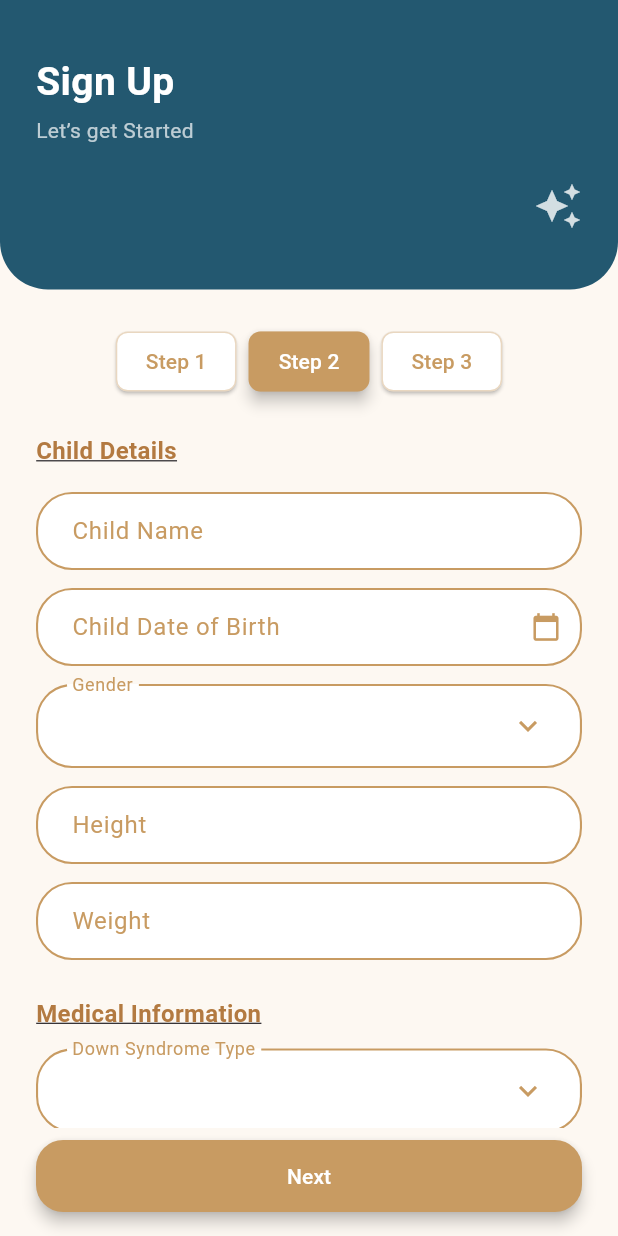
After one commit to Susinidu4/ChromaBloom_Research_Project, a Flutter app: the SignUpScreen screen opened by its route, after a tap on "Next", on a phone screen of 412 x 824 dp. The commit adds this screen. Run offline on Flutter 3.47's test engine with Material 3 defaults, Android fonts, the phone set to English and light mode, and no system bars; our stand-ins replace flutter_tts.

Commit message:
update signup pages

```diff
--- a/frontend/lib/main.dart
+++ b/frontend/lib/main.dart
@@ -3,6 +3,7 @@ import 'package:frontend/pages/others/home.dart';
 import 'services/tts_service.dart';
 import 'pages/Interactive_visual_task_scheduler/Caregiver_Routine/create_routine.dart';
 import 'pages/Interactive_visual_task_scheduler/Caregiver_Routine/display_routine.dart';
+import 'pages/auth/signup/signup_screen.dart';
 
 
 void main() {
@@ -23,6 +24,7 @@ class MyApp extends StatelessWidget {
         '/': (context) => const HomePage(),
         '/createRoutine': (context) => const FormScreen(),
         '/getRoutine': (context) => const DisplayRoutinesScreen(),
+         '/signup': (_) => const SignUpScreen(),
       },
     );
   }
--- /dev/null
+++ b/frontend/lib/pages/auth/signup/caregiver_step.dart
@@ -0,0 +1,114 @@
+// lib/pages/auth/signup/caregiver_step.dart
+import 'package:flutter/material.dart';
+import 'form_fields.dart';
+
+class CaregiverStep extends StatelessWidget {
+  final TextEditingController fullNameController;
+  final TextEditingController dobController;
+  final String? gender;
+  final TextEditingController childrenCountController;
+
+  final TextEditingController mobileController;
+  final TextEditingController emailController;
+  final TextEditingController addressController;
+
+  final ValueChanged<String?> onGenderChanged;
+  final VoidCallback onDobTap;
+
+  const CaregiverStep({
+    super.key,
+    required this.fullNameController,
+    required this.dobController,
+    required this.gender,
+    required this.childrenCountController,
+    required this.mobileController,
+    required this.emailController,
+    required this.addressController,
+    required this.onGenderChanged,
+    required this.onDobTap,
+  });
+
+  @override
+  Widget build(BuildContext context) {
+    return Column(
+      crossAxisAlignment: CrossAxisAlignment.start,
+      children: [
+        const Text(
+          "Parent/Caregiver Details",
+          style: TextStyle(
+            fontWeight: FontWeight.w700,
+            fontSize: 16,
+            color: Color(0xFFB37A41),
+            decoration: TextDecoration.underline,
+          ),
+        ),
+        const SizedBox(height: 16),
+        const Text(
+          "Basic Information",
+          style: TextStyle(
+            fontWeight: FontWeight.w600,
+            color: Color(0xFFC3A27F),
+          ),
+        ),
+        const SizedBox(height: 12),
+
+        RoundedTextField(
+          label: "Full Name",
+          controller: fullNameController,
+        ),
+        const SizedBox(height: 12),
+
+        RoundedDateField(
+          label: "Date of Birth",
+          controller: dobController,
+          onTap: onDobTap,
+        ),
+        const SizedBox(height: 12),
+
+        RoundedDropdown(
+          label: "Gender",
+          value: gender,
+          items: const ["Male", "Female", "Other"],
+          onChanged: onGenderChanged,
+        ),
+        const SizedBox(height: 12),
+
+        RoundedTextField(
+          label: "No fo Children",
+          controller: childrenCountController,
+          keyboardType: TextInputType.number,
+        ),
+
+        const SizedBox(height: 24),
+        const Text(
+          "Contact Information",
+          style: TextStyle(
+            fontWeight: FontWeight.w600,
+            color: Color(0xFFC3A27F),
+          ),
+        ),
+        const SizedBox(height: 12),
+
+        RoundedTextField(
+          label: "Mobile Number",
+          controller: mobileController,
+          keyboardType: TextInputType.phone,
+        ),
+        const SizedBox(height: 12),
+
+        RoundedTextField(
+          label: "Email",
+          controller: emailController,
+          keyboardType: TextInputType.emailAddress,
+        ),
+        const SizedBox(height: 12),
+
+        RoundedTextField(
+          label: "Address",
+          controller: addressController,
+          maxLines: 2,
+        ),
+      ],
+    );
+  }
+}
--- /dev/null
+++ b/frontend/lib/pages/auth/signup/child_step.dart
@@ -0,0 +1,124 @@
+// lib/pages/auth/signup/child_step.dart
+import 'package:flutter/material.dart';
+import 'form_fields.dart';
+
+class ChildStep extends StatelessWidget {
+  final TextEditingController childNameController;
+  final TextEditingController childDobController;
+  final String? childGender;
+  final TextEditingController heightController;
+  final TextEditingController weightController;
+  final String? downSyndromeType;
+  final String? downSyndromeConfirmedBy;
+
+  final ValueChanged<String?> onGenderChanged;
+  final VoidCallback onDobTap;
+  final ValueChanged<String?> onDownTypeChanged;
+  final ValueChanged<String?> onConfirmedByChanged;
+
+  const ChildStep({
+    super.key,
+    required this.childNameController,
+    required this.childDobController,
+    required this.childGender,
+    required this.heightController,
+    required this.weightController,
+    required this.downSyndromeType,
+    required this.downSyndromeConfirmedBy,
+    required this.onGenderChanged,
+    required this.onDobTap,
+    required this.onDownTypeChanged,
+    required this.onConfirmedByChanged,
+  });
+
+  @override
+  Widget build(BuildContext context) {
+    return Column(
+      crossAxisAlignment: CrossAxisAlignment.start,
+      children: [
+        const Text(
+          "Child Details",
+          style: TextStyle(
+            fontWeight: FontWeight.w700,
+            fontSize: 16,
+            color: Color(0xFFB37A41),
+            decoration: TextDecoration.underline,
+          ),
+        ),
+        const SizedBox(height: 16),
+
+        RoundedTextField(
+          label: "Child Name",
+          controller: childNameController,
+        ),
+        const SizedBox(height: 12),
+
+        RoundedDateField(
+          label: "Child Date of Birth",
+          controller: childDobController,
+          onTap: onDobTap,
+        ),
+        const SizedBox(height: 12),
+
+        RoundedDropdown(
+          label: "Gender",
+          value: childGender,
+          items: const ["Male", "Female", "Other"],
+          onChanged: onGenderChanged,
+        ),
+        const SizedBox(height: 12),
+
+        RoundedTextField(
+          label: "Height",
+          controller: heightController,
+          keyboardType: TextInputType.number,
+        ),
+        const SizedBox(height: 12),
+
+        RoundedTextField(
+          label: "Weight",
+          controller: weightController,
+          keyboardType: TextInputType.number,
+        ),
+
+        const SizedBox(height: 24),
+        const Text(
+          "Medical Information",
+          style: TextStyle(
+            fontWeight: FontWeight.w700,
+            fontSize: 16,
+            color: Color(0xFFB37A41),
+            decoration: TextDecoration.underline,
+          ),
+        ),
+        const SizedBox(height: 12),
+
+        RoundedDropdown(
+          label: "Down Syndrome Type",
+          value: downSyndromeType,
+          items: const [
+            "Trisomy 21",
+            "Mosaic",
+            "Translocation",
+            "Not Confirmed",
+            "Other",
+          ],
+          onChanged: onDownTypeChanged,
+        ),
+        const SizedBox(height: 12),
+
+        RoundedDropdown(
+          label: "Down Syndrome Conformed by",
+          value: downSyndromeConfirmedBy,
+          items: const [
+            "Pediatrician",
+            "Neurologist",
+            "Geneticist",
+            "Other",
+          ],
+          onChanged: onConfirmedByChanged,
+        ),
+      ],
+    );
+  }
+}
--- /dev/null
+++ b/frontend/lib/pages/auth/signup/form_fields.dart
@@ -0,0 +1,127 @@
+// lib/pages/auth/signup/form_fields.dart
+import 'package:flutter/material.dart';
+
+const Color _gold = Color(0xFFC89B62);
+
+InputBorder _roundedBorder(Color color) => OutlineInputBorder(
+      borderSide: BorderSide(color: color, width: 1.4),
+      borderRadius: BorderRadius.circular(24),
+    );
+
+class RoundedTextField extends StatelessWidget {
+  final String label;
+  final TextEditingController controller;
+  final TextInputType? keyboardType;
+  final int maxLines;
+
+  const RoundedTextField({
+    super.key,
+    required this.label,
+    required this.controller,
+    this.keyboardType,
+    this.maxLines = 1,
+  });
+
+  @override
+  Widget build(BuildContext context) {
+    return TextField(
+      controller: controller,
+      keyboardType: keyboardType,
+      maxLines: maxLines,
+      decoration: InputDecoration(
+        labelText: label,
+        labelStyle: const TextStyle(color: _gold),
+        enabledBorder: _roundedBorder(_gold),
+        focusedBorder: _roundedBorder(_gold),
+        contentPadding:
+            const EdgeInsets.symmetric(horizontal: 20, vertical: 14),
+        filled: true,
+        fillColor: Colors.white,
+      ),
+    );
+  }
+}
+
+class RoundedDateField extends StatelessWidget {
+  final String label;
+  final TextEditingController controller;
+  final VoidCallback onTap;
+
+  const RoundedDateField({
+    super.key,
+    required this.label,
+    required this.controller,
+    required this.onTap,
+  });
+
+  @override
+  Widget build(BuildContext context) {
+    return GestureDetector(
+      onTap: onTap,
+      child: AbsorbPointer(
+        child: TextField(
+          controller: controller,
+          decoration: InputDecoration(
+            labelText: label,
+            labelStyle: const TextStyle(color: _gold),
+            enabledBorder: _roundedBorder(_gold),
+            focusedBorder: _roundedBorder(_gold),
+            contentPadding:
+                const EdgeInsets.symmetric(horizontal: 20, vertical: 14),
+            filled: true,
+            fillColor: Colors.white,
+            suffixIcon:
+                const Icon(Icons.calendar_today, color: _gold, size: 20),
+          ),
+        ),
+      ),
+    );
+  }
+}
+
+class RoundedDropdown extends StatelessWidget {
+  final String label;
+  final String? value;
+  final List<String> items;
+  final ValueChanged<String?> onChanged;
+
+  const RoundedDropdown({
+    super.key,
+    required this.label,
+    required this.value,
+    required this.items,
+    required this.onChanged,
+  });
+
+  @override
+  Widget build(BuildContext context) {
+    return InputDecorator(
+      decoration: InputDecoration(
+        labelText: label,
+        labelStyle: const TextStyle(color: _gold),
+        enabledBorder: _roundedBorder(_gold),
+        focusedBorder: _roundedBorder(_gold),
+        contentPadding:
+            const EdgeInsets.symmetric(horizontal: 20, vertical: 4),
+        filled: true,
+        fillColor: Colors.white,
+      ),
+      child: DropdownButtonHideUnderline(
+        child: DropdownButton<String>(
+          value: value,
+          isExpanded: true,
+          icon: const Icon(Icons.keyboard_arrow_down, color: _gold),
+          items: items
+              .map(
+                (e) => DropdownMenuItem<String>(
+                  value: e,
+                  child: Text(e),
+                ),
+              )
+              .toList(),
+          onChanged: onChanged,
+        ),
+      ),
+    );
+  }
+}
--- /dev/null
+++ b/frontend/lib/pages/auth/signup/signup_screen.dart
@@ -0,0 +1,264 @@
+// lib/pages/auth/signup/signup_screen.dart
+import 'package:flutter/material.dart';
+
+import 'caregiver_step.dart';
+import 'child_step.dart';
+import 'terms_step.dart';
+
+class SignUpScreen extends StatefulWidget {
+  const SignUpScreen({super.key});
+
+  @override
+  State<SignUpScreen> createState() => _SignUpScreenState();
+}
+
+class _SignUpScreenState extends State<SignUpScreen> {
+  // Colors
+  final Color _primaryBlue = const Color(0xFF235870);
+  final Color _gold = const Color(0xFFC89B62);
+  final Color _background = const Color(0xFFFDF8F2);
+
+  int _currentStep = 0;
+
+  // ------- Step 1: Caregiver controllers -------
+  final TextEditingController cgFullNameController = TextEditingController();
+  final TextEditingController cgDobController = TextEditingController();
+  String? cgGender;
+  final TextEditingController cgChildrenCountController =
+      TextEditingController();
+
+  final TextEditingController cgMobileController = TextEditingController();
+  final TextEditingController cgEmailController = TextEditingController();
+  final TextEditingController cgAddressController = TextEditingController();
+
+  // ------- Step 2: Child controllers -------
+  final TextEditingController childNameController = TextEditingController();
+  final TextEditingController childDobController = TextEditingController();
+  String? childGender;
+  final TextEditingController childHeightController = TextEditingController();
+  final TextEditingController childWeightController = TextEditingController();
+  String? downSyndromeType;
+  String? downSyndromeConfirmedBy;
+
+  // ------- Step 3: T&C -------
+  bool acceptedTerms = false;
+  bool acceptedPrivacy = false;
+
+  @override
+  void dispose() {
+    cgFullNameController.dispose();
+    cgDobController.dispose();
+    cgChildrenCountController.dispose();
+    cgMobileController.dispose();
+    cgEmailController.dispose();
+    cgAddressController.dispose();
+
+    childNameController.dispose();
+    childDobController.dispose();
+    childHeightController.dispose();
+    childWeightController.dispose();
+
+    super.dispose();
+  }
+
+  Future<void> _pickDate(TextEditingController controller) async {
+    final now = DateTime.now();
+    final DateTime? picked = await showDatePicker(
+      context: context,
+      initialDate: DateTime(now.year - 5),
+      firstDate: DateTime(1990),
+      lastDate: now,
+    );
+    if (picked != null) {
+      controller.text =
+          "${picked.year}-${picked.month.toString().padLeft(2, '0')}-${picked.day.toString().padLeft(2, '0')}";
+      setState(() {});
+    }
+  }
+
+  void _handleNext() {
+    if (_currentStep < 2) {
+      setState(() => _currentStep++);
+    } else {
+      // TODO: final submit – call backend APIs here
+      ScaffoldMessenger.of(context).showSnackBar(
+        const SnackBar(content: Text("Sign up completed (demo).")),
+      );
+    }
+  }
+
+  @override
+  Widget build(BuildContext context) {
+    return Scaffold(
+      backgroundColor: _background,
+      body: SafeArea(
+        child: Column(
+          children: [
+            _buildHeader(),
+            Expanded(
+              child: SingleChildScrollView(
+                padding: const EdgeInsets.symmetric(horizontal: 24),
+                child: Column(
+                  crossAxisAlignment: CrossAxisAlignment.start,
+                  children: [
+                    const SizedBox(height: 24),
+                    _buildStepIndicators(),
+                    const SizedBox(height: 24),
+                    if (_currentStep == 0)
+                      CaregiverStep(
+                        fullNameController: cgFullNameController,
+                        dobController: cgDobController,
+                        gender: cgGender,
+                        childrenCountController: cgChildrenCountController,
+                        mobileController: cgMobileController,
+                        emailController: cgEmailController,
+                        addressController: cgAddressController,
+                        onGenderChanged: (val) =>
+                            setState(() => cgGender = val),
+                        onDobTap: () => _pickDate(cgDobController),
+                      )
+                    else if (_currentStep == 1)
+                      ChildStep(
+                        childNameController: childNameController,
+                        childDobController: childDobController,
+                        childGender: childGender,
+                        heightController: childHeightController,
+                        weightController: childWeightController,
+                        downSyndromeType: downSyndromeType,
+                        downSyndromeConfirmedBy: downSyndromeConfirmedBy,
+                        onGenderChanged: (val) =>
+                            setState(() => childGender = val),
+                        onDobTap: () => _pickDate(childDobController),
+                        onDownTypeChanged: (val) =>
+                            setState(() => downSyndromeType = val),
+                        onConfirmedByChanged: (val) =>
+                            setState(() => downSyndromeConfirmedBy = val),
+                      )
+                    else
+                      TermsStep(
+                        acceptedTerms: acceptedTerms,
+                        acceptedPrivacy: acceptedPrivacy,
+                        onTermsChanged: (v) =>
+                            setState(() => acceptedTerms = v),
+                        onPrivacyChanged: (v) =>
+                            setState(() => acceptedPrivacy = v),
+                      ),
+                    const SizedBox(height: 80),
+                  ],
+                ),
+              ),
+            ),
+            _buildBottomButton(),
+          ],
+        ),
+      ),
+    );
+  }
+
+  // ---------- header ----------
+  Widget _buildHeader() {
+    return Container(
+      width: double.infinity,
+      padding: const EdgeInsets.fromLTRB(24, 24, 24, 40),
+      decoration: BoxDecoration(
+        color: _primaryBlue,
+        borderRadius: const BorderRadius.vertical(
+          bottom: Radius.circular(32),
+        ),
+      ),
+      child: Column(
+        crossAxisAlignment: CrossAxisAlignment.start,
+        children: [
+          const SizedBox(height: 12),
+          const Text(
+            "Sign Up",
+            style: TextStyle(
+              color: Colors.white,
+              fontSize: 26,
+              fontWeight: FontWeight.bold,
+            ),
+          ),
+          const SizedBox(height: 4),
+          const Text(
+            "Let’s get Started",
+            style: TextStyle(
+              color: Colors.white70,
+              fontSize: 14,
+            ),
+          ),
+          const SizedBox(height: 24),
+          Align(
+            alignment: Alignment.centerRight,
+            child: Icon(
+              Icons.auto_awesome, // replace with your logo if needed
+              color: Colors.white.withOpacity(0.8),
+              size: 32,
+            ),
+          ),
+        ],
+      ),
+    );
+  }
+
+  // ---------- step indicators ----------
+  Widget _buildStepIndicators() {
+    Widget stepButton(String text, int index) {
+      final bool isActive = _currentStep == index;
+      return Container(
+        margin: const EdgeInsets.symmetric(horizontal: 4),
+        child: ElevatedButton(
+          onPressed: () => setState(() => _currentStep = index),
+          style: ElevatedButton.styleFrom(
+            padding: const EdgeInsets.symmetric(horizontal: 20, vertical: 8),
+            backgroundColor: isActive ? _gold : Colors.white,
+            foregroundColor: isActive ? Colors.white : _gold,
+            elevation: isActive ? 4 : 1,
+            shape: RoundedRectangleBorder(
+              borderRadius: BorderRadius.circular(8),
+              side: BorderSide(color: _gold.withOpacity(0.4)),
+            ),
+          ),
+          child: Text(text),
+        ),
+      );
+    }
+
+    return Row(
+      mainAxisAlignment: MainAxisAlignment.center,
+      children: [
+        stepButton("Step 1", 0),
+        stepButton("Step 2", 1),
+        stepButton("Step 3", 2),
+      ],
+    );
+  }
+
+  // ---------- bottom button ----------
+  Widget _buildBottomButton() {
+    final bool isLast = _currentStep == 2;
+    final bool canFinish = !isLast || (acceptedTerms && acceptedPrivacy);
+
+    return Container(
+      color: _background,
+      padding: const EdgeInsets.fromLTRB(24, 8, 24, 16),
+      child: SizedBox(
+        width: double.infinity,
+        child: ElevatedButton(
+          onPressed: canFinish ? _handleNext : null,
+          style: ElevatedButton.styleFrom(
+            backgroundColor: _gold,
+            foregroundColor: Colors.white,
+            elevation: 4,
+            padding: const EdgeInsets.symmetric(vertical: 14),
+            shape: RoundedRectangleBorder(
+              borderRadius: RoundedRectangleBorder(
+                borderRadius: BorderRadius.circular(18),
+              ).borderRadius,
+            ),
+          ),
+          child: Text(isLast ? "Finish" : "Next"),
+        ),
+      ),
+    );
+  }
+}
--- /dev/null
+++ b/frontend/lib/pages/auth/signup/terms_step.dart
@@ -0,0 +1,90 @@
+// lib/pages/auth/signup/terms_step.dart
+import 'package:flutter/material.dart';
+
+class TermsStep extends StatelessWidget {
+  final bool acceptedTerms;
+  final bool acceptedPrivacy;
+  final ValueChanged<bool> onTermsChanged;
+  final ValueChanged<bool> onPrivacyChanged;
+
+  const TermsStep({
+    super.key,
+    required this.acceptedTerms,
+    required this.acceptedPrivacy,
+    required this.onTermsChanged,
+    required this.onPrivacyChanged,
+  });
+
+  @override
+  Widget build(BuildContext context) {
+    return Column(
+      crossAxisAlignment: CrossAxisAlignment.start,
+      children: [
+        const Text(
+          "Terms & Conditions",
+          style: TextStyle(
+            fontWeight: FontWeight.w700,
+            fontSize: 16,
+            color: Color(0xFFB37A41),
+            decoration: TextDecoration.underline,
+          ),
+        ),
+        const SizedBox(height: 16),
+
+        const Text(
+          "Please read and accept our Terms & Conditions and Privacy Policy "
+          "to continue using ChromaBloom.",
+          style: TextStyle(
+            fontSize: 13,
+            color: Colors.black87,
+            height: 1.4,
+          ),
+        ),
+        const SizedBox(height: 16),
+
+        CheckboxListTile(
+          contentPadding: EdgeInsets.zero,
+          activeColor: const Color(0xFFC89B62),
+          value: acceptedTerms,
+          onChanged: (v) => onTermsChanged(v ?? false),
+          title: const Text(
+            "I agree to the Terms & Conditions.",
+            style: TextStyle(fontSize: 13),
+          ),
+        ),
+        CheckboxListTile(
+          contentPadding: EdgeInsets.zero,
+          activeColor: const Color(0xFFC89B62),
+          value: acceptedPrivacy,
+          onChanged: (v) => onPrivacyChanged(v ?? false),
+          title: const Text(
+            "I agree to the Privacy Policy.",
+            style: TextStyle(fontSize: 13),
+          ),
+        ),
+
+        const SizedBox(height: 12),
+        Container(
+          padding: const EdgeInsets.all(12),
+          decoration: BoxDecoration(
+            color: Colors.white,
+            borderRadius: BorderRadius.circular(16),
+            boxShadow: [
+              BoxShadow(
+                blurRadius: 10,
+                offset: const Offset(0, 4),
+                color: Colors.black.withOpacity(0.06),
+              ),
+            ],
+          ),
+          child: const Text(
+            "You can withdraw your consent at any time by contacting our "
+            "support team. Your data will be handled according to ethical "
+            "and legal standards.",
+            style: TextStyle(fontSize: 12.5, height: 1.4),
+          ),
+        ),
+      ],
+    );
+  }
+}
```
